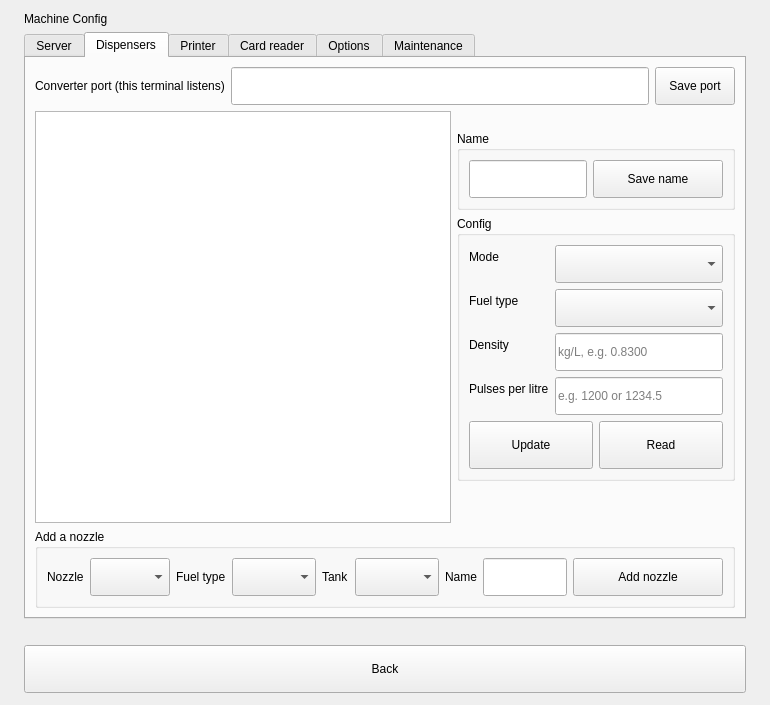
Before: the Qt Designer form smart210/src/settings/MachineConfigPage.ui in atosdev7/GasStaion, drawn with Qt 5.
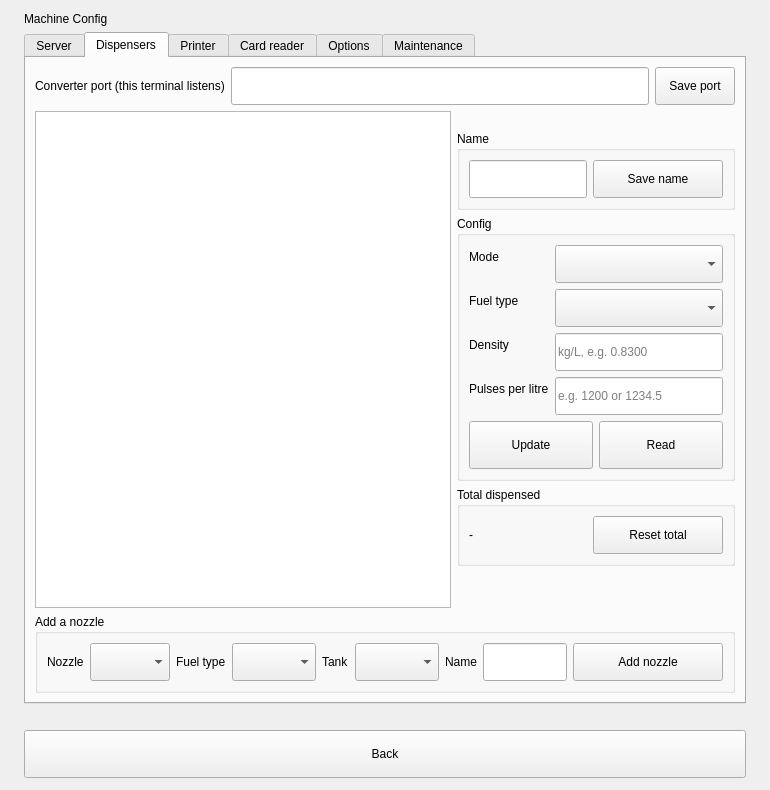
After: the same form once the commit is applied. The open tabs and pages were chosen to show the change.

Commit message: The total of a nozzle can be read and reset: GET_TOTAL / RESET_TOTAL in the protocol, the firmware and the simulator, and a Total box with a Reset button on Machine Config

What changed in the file:
```diff
--- a/smart210/src/settings/MachineConfigPage.ui
+++ b/smart210/src/settings/MachineConfigPage.ui
@@ -241,6 +241,27 @@
              </layout>
             </widget>
            </item>
+           <item>
+            <widget class="QGroupBox" name="nozzleTotalBox">
+             <property name="title"><string>Total dispensed</string></property>
+             <layout class="QHBoxLayout" name="nozzleTotalRow" stretch="1,0">
+              <property name="leftMargin"><number>9</number></property><property name="topMargin"><number>9</number></property><property name="rightMargin"><number>9</number></property><property name="bottomMargin"><number>9</number></property>
+              <property name="spacing"><number>6</number></property>
+              <item>
+               <widget class="QLabel" name="nozzleTotal">
+                <property name="text"><string>-</string></property>
+                <property name="minimumSize"><size><width>0</width><height>38</height></size></property>
+               </widget>
+              </item>
+              <item>
+               <widget class="QPushButton" name="resetTotalButton">
+                <property name="text"><string>Reset total</string></property>
+                <property name="minimumSize"><size><width>130</width><height>38</height></size></property>
+               </widget>
+              </item>
+             </layout>
+            </widget>
+           </item>
            <item>
             <spacer name="spacer3">
              <property name="orientation"><enum>Qt::Vertical</enum></property>
```
The commit also changes 16 other files.
